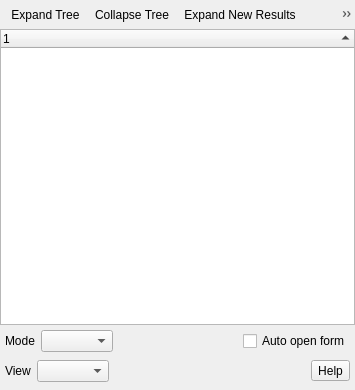
First picture: the form in src/ui/qgsidentifyresultsbase.ui, repository qgis/QGIS, before the edit.
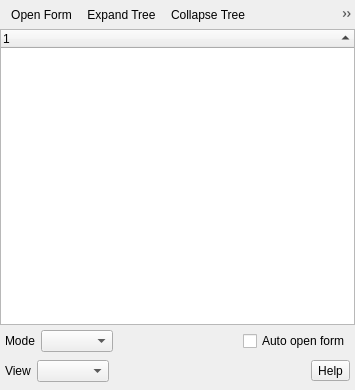
Second picture: the form after the edit. Icons and pictures are not drawn. Custom widgets are drawn as their Qt base class.

Commit message:
[needs-docs] Use correct open form icon in identify results toolbar
Before we used a different (non obvious) icon for "open form"
in the toolbar. This changes the toolbar icon to reuse the
same (clearer) icon which is used when expanding out the
tree and finding the "show feature form" action.

I've also moved the Open Form action to be first in the
toolbar, since it's the most frequently used action.

What changed in the file:
```diff
--- a/src/ui/qgsidentifyresultsbase.ui
+++ b/src/ui/qgsidentifyresultsbase.ui
@@ -62,10 +62,10 @@
          <property name="floatable">
           <bool>false</bool>
          </property>
+         <addaction name="mOpenFormAction"/>
          <addaction name="mExpandAction"/>
          <addaction name="mCollapseAction"/>
          <addaction name="mExpandNewAction"/>
-         <addaction name="mOpenFormAction"/>
          <addaction name="mClearResultsAction"/>
          <addaction name="mActionCopy"/>
          <addaction name="mActionPrint"/>
```
Left out of the diff: 2 changed lines with no effect on the pictures.
